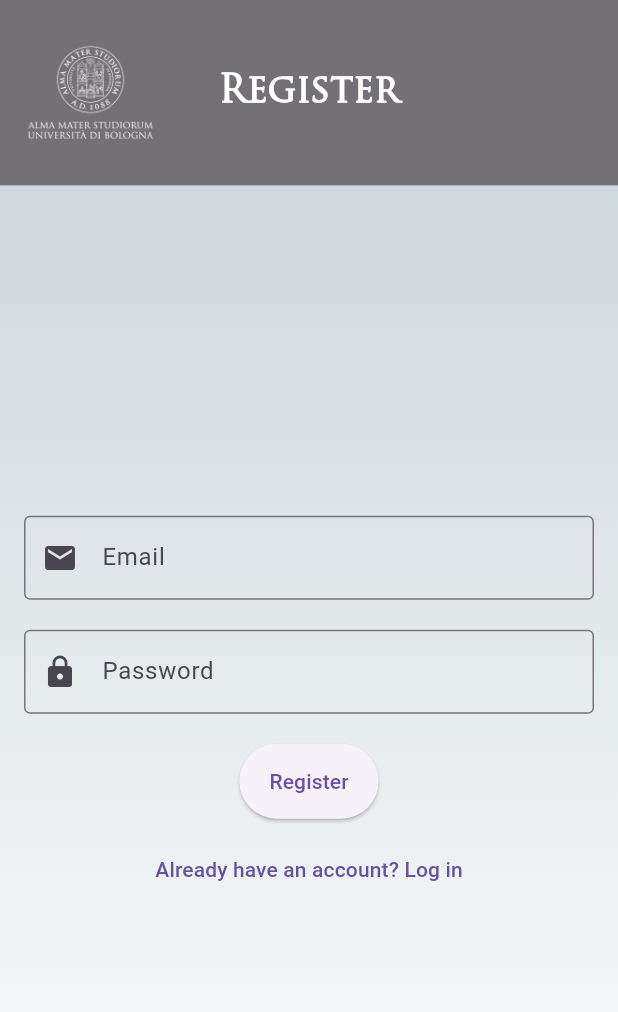
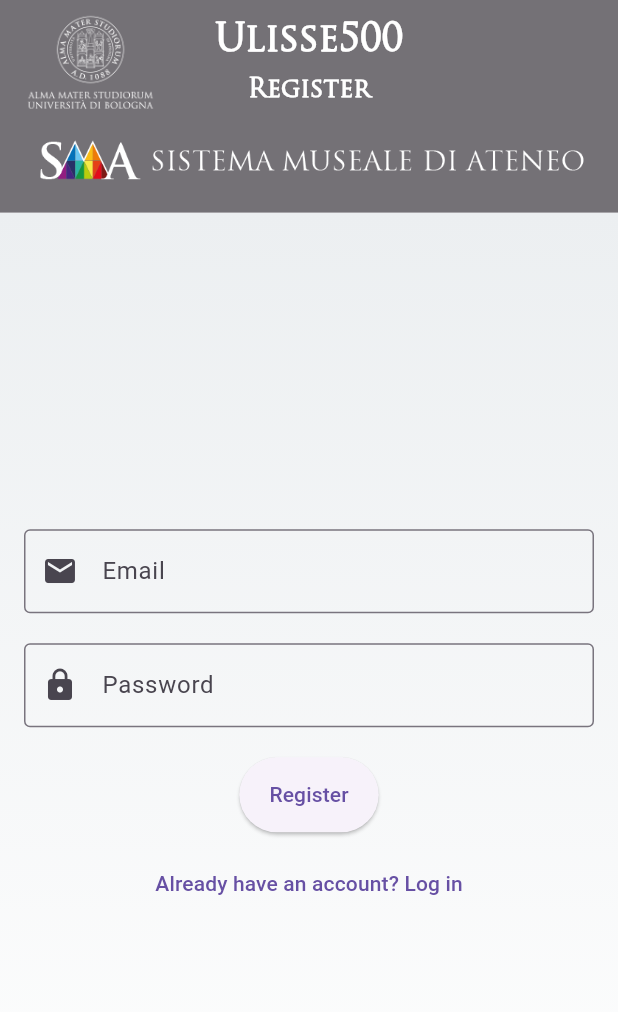
Before and after one commit to Previo02/ulisse500, a Flutter app: the screen it shows after launch, after a tap on "Create an account", on a phone screen of 412 x 824 dp. Shown: the top 1012 px of the screen. Run offline on Flutter 3.47's test engine with Material 3 defaults, Android fonts, the phone set to English and light mode, and no system bars; our stand-ins replace cloud_firestore, confetti, firebase_auth, firebase_core, flutter_map, latlong2 and 1 more; missing offline and left inert: arcore_flutter_plugin, arkit_plugin; accounts and stored records are empty.

Commit message:
login register graphics updated

```diff
--- a/lib/screens/login.dart
+++ b/lib/screens/login.dart
@@ -19,14 +19,14 @@ class _LoginPageState extends State<LoginPage> {
   @override
   Widget build(BuildContext context) {
     final screenHeight = MediaQuery.of(context).size.height;
-    final appBarHeight = screenHeight * 0.15;
+    final appBarHeight = screenHeight * 0.172;
 
     return Scaffold(
       appBar: AppBar(
         toolbarHeight: appBarHeight,
-        title: Row(
-          mainAxisAlignment: MainAxisAlignment.center,
-          crossAxisAlignment: CrossAxisAlignment.center,
+        title: Column(
+          children: [
+            Row(
               children: [
                 Expanded(
                   child: Image.asset(
@@ -37,11 +37,8 @@ class _LoginPageState extends State<LoginPage> {
                 Expanded(
                   flex: 2,
                   child: Column(
-                mainAxisAlignment: MainAxisAlignment.center,
                     children: [
-                  Padding(
-                    padding: const EdgeInsets.all(8.0),
-                    child: Column(
+                      Column(
                         children: [
                           const Text(
                             'Ulisse500',
@@ -55,11 +52,10 @@ class _LoginPageState extends State<LoginPage> {
                           const Text(
                             'Login',
                             style: TextStyle(
-                            fontSize: 18,
+                              fontSize: 17,
                             ),
                           ),
                         ],
-                    ),
                       ),
                     ],
                   ),
@@ -69,11 +65,23 @@ class _LoginPageState extends State<LoginPage> {
                 ),
               ],
             ),
+            Padding(
+              padding: const EdgeInsets.only(top: 8.0),
+              child: Row(
+                children: [
+                  Expanded(
+                    child: Image.asset("assets/images/titolo.png"),
+                  ),
+                ],
+              ),
+            ),
+          ],
+        ),
       ),
       body: Container(
         decoration: BoxDecoration(
           gradient: LinearGradient(
-            colors: [Colors.blueGrey.shade100, Colors.white],
+            colors: [Colors.blueGrey.shade50, Colors.white],
             begin: Alignment.topCenter,
             end: Alignment.bottomCenter,
           ),
--- a/lib/screens/register.dart
+++ b/lib/screens/register.dart
@@ -26,14 +26,14 @@ class RegisterPageState extends State<RegisterPage> {
   @override
   Widget build(BuildContext context) {
     final screenHeight = MediaQuery.of(context).size.height;
-    final appBarHeight = screenHeight * 0.15;
+    final appBarHeight = screenHeight * 0.172;
 
     return Scaffold(
       appBar: AppBar(
         toolbarHeight: appBarHeight,
-        title: Row(
-          mainAxisAlignment: MainAxisAlignment.center,
-          crossAxisAlignment: CrossAxisAlignment.center,
+        title: Column(
+          children: [
+            Row(
               children: [
                 Expanded(
                   child: Image.asset(
@@ -41,23 +41,28 @@ class RegisterPageState extends State<RegisterPage> {
                     fit: BoxFit.contain,
                   ),
                 ),
-            const Expanded(
+                Expanded(
                   flex: 2,
                   child: Column(
-                mainAxisAlignment: MainAxisAlignment.center,
                     children: [
-                  Padding(
-                    padding: EdgeInsets.all(8.0),
-                    child: Column(
+                      Column(
                         children: [
-                        Text(
-                          'Register',
+                          const Text(
+                            'Ulisse500',
                             style: TextStyle(
                               fontSize: 25,
                             ),
                           ),
+                          SizedBox(
+                            height: screenHeight * 0.01,
+                          ),
+                          const Text(
+                            'Register',
+                            style: TextStyle(
+                              fontSize: 17,
+                            ),
+                          ),
                         ],
-                    ),
                       ),
                     ],
                   ),
@@ -67,17 +72,29 @@ class RegisterPageState extends State<RegisterPage> {
                 ),
               ],
             ),
+            Padding(
+              padding: const EdgeInsets.only(top: 8.0),
+              child: Row(
+                children: [
+                  Expanded(
+                    child: Image.asset("assets/images/titolo.png"),
+                  ),
+                ],
+              ),
+            ),
+          ],
+        ),
       ),
       body: Container(
         decoration: BoxDecoration(
           gradient: LinearGradient(
-            colors: [Colors.blueGrey.shade100, Colors.white],
+            colors: [Colors.blueGrey.shade50, Colors.white],
             begin: Alignment.topCenter,
             end: Alignment.bottomCenter,
           ),
         ),
         child: Padding(
-          padding: const EdgeInsets.symmetric(horizontal: 16.0, vertical: 24.0),
+          padding: const EdgeInsets.symmetric(horizontal: 16.0, vertical: 16.0),
           child: Column(
             mainAxisAlignment: MainAxisAlignment.center,
             crossAxisAlignment: CrossAxisAlignment.center,
```
Lines whose indentation alone changed are shown as unchanged.
